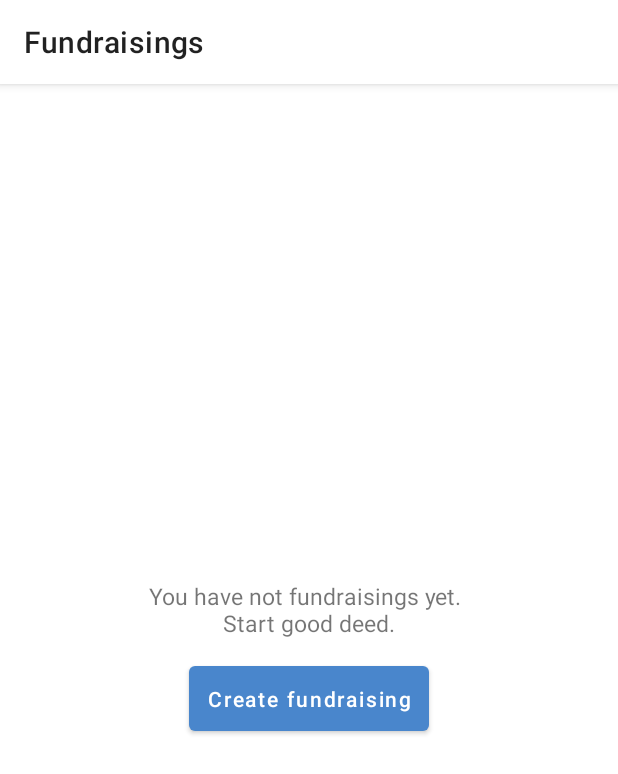
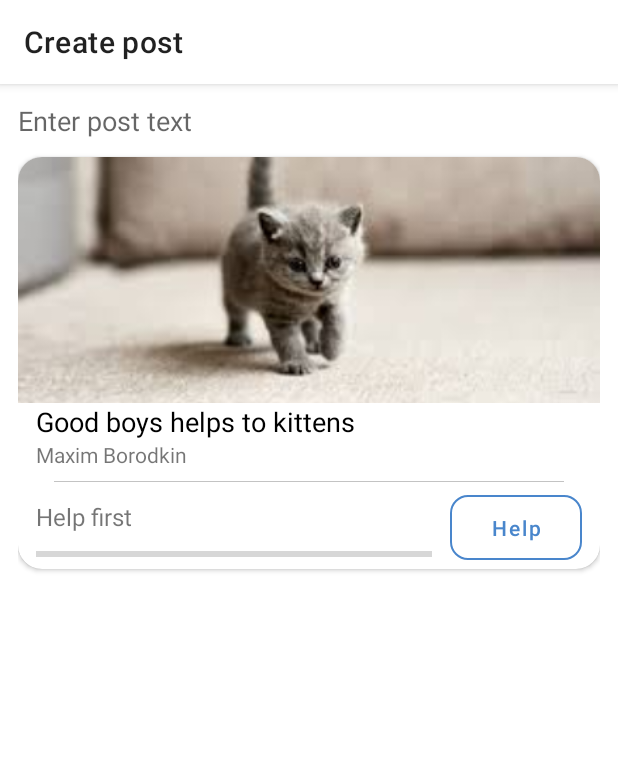
Before and after one commit to maximborodkin/vk-donations-mobile, an Android app: the screen it shows after launch (MainActivity before the commit, CreatePostActivity after it), on a phone screen of 412 x 824 dp. Shown: the top 774 px of the screen. Run offline under Robolectric (Android 15) with nearby library versions, the phone set to English and light mode, and no system bars.

Commit message:
add post creation

```diff
--- a/app/src/main/AndroidManifest.xml
+++ b/app/src/main/AndroidManifest.xml
@@ -24,6 +24,13 @@
         android:parentActivityName=".ui.activity.FundraisingTypeActivity"/>
     <activity android:name=".ui.activity.TargetedFundraisingExtrasActivity"
         android:parentActivityName=".ui.activity.TargetedFundraisingActivity"/>
+    <activity android:name=".ui.activity.CreatePostActivity" >
+      <intent-filter>
+        <action android:name="android.intent.action.MAIN" />
+
+        <category android:name="android.intent.category.LAUNCHER" />
+      </intent-filter>
+    </activity>
   </application>
 
 </manifest>
--- /dev/null
+++ b/app/src/main/java/ru/maxim/vesdecod/donations/ui/activity/CreatePostActivity.kt
@@ -0,0 +1,26 @@
+package ru.maxim.vesdecod.donations.ui.activity
+
+import android.graphics.BitmapFactory
+import android.net.Uri
+import android.os.Bundle
+import androidx.appcompat.app.AppCompatActivity
+import kotlinx.android.synthetic.main.activity_create_post.*
+import ru.maxim.vesdecod.donations.R
+import java.io.InputStream
+
+class CreatePostActivity : AppCompatActivity() {
+
+    override fun onCreate(savedInstanceState: Bundle?) {
+        super.onCreate(savedInstanceState)
+        setContentView(R.layout.activity_create_post)
+        title = getString(R.string.create_post)
+        val name = "Good boys helps to kittens"
+        val author = "Maxim Borodkin"
+        val cover = R.drawable.kitten
+
+        createPostName.text = name
+        createPostAuthor.text = author
+        createPostCover.setImageResource(cover)
+
+    }
+}
--- a/app/src/main/java/ru/maxim/vesdecod/donations/ui/activity/TargetedFundraisingExtrasActivity.kt
+++ b/app/src/main/java/ru/maxim/vesdecod/donations/ui/activity/TargetedFundraisingExtrasActivity.kt
@@ -1,11 +1,11 @@
 package ru.maxim.vesdecod.donations.ui.activity
 
 import android.app.DatePickerDialog
+import android.content.Intent
 import android.os.Bundle
 import android.widget.ArrayAdapter
 import android.widget.DatePicker
 import androidx.appcompat.app.AppCompatActivity
-import kotlinx.android.synthetic.main.activity_regular_fundraising.*
 import kotlinx.android.synthetic.main.activity_targeted_fundraising_extras.*
 import ru.maxim.vesdecod.donations.R
 import java.text.SimpleDateFormat
@@ -40,6 +40,9 @@ class TargetedFundraisingExtrasActivity : AppCompatActivity(), DatePickerDialog.
         targetedFundraisingEndsOnDate.setOnCheckedChangeListener { _, isChecked ->
             targetedFundraisingEndingDate.isEnabled = isChecked
         }
+        targetedFundraisingExtraOkBtn.setOnClickListener {
+            startActivity(Intent(this, CreatePostActivity::class.java))
+        }
     }
 
     override fun onDateSet(view: DatePicker?, year: Int, month: Int, dayOfMonth: Int) {
--- /dev/null
+++ b/app/src/main/res/layout/activity_create_post.xml
@@ -0,0 +1,112 @@
+<?xml version="1.0" encoding="utf-8"?>
+<LinearLayout xmlns:android="http://schemas.android.com/apk/res/android"
+    android:layout_width="match_parent"
+    android:layout_height="match_parent"
+    xmlns:tools="http://schemas.android.com/tools"
+    android:orientation="vertical"
+    xmlns:app="http://schemas.android.com/apk/res-auto"
+    android:padding="12dp">
+
+    <EditText
+        android:id="@+id/createPostTitle"
+        android:layout_width="match_parent"
+        android:layout_height="wrap_content"
+        android:hint="@string/enter_post_text"
+        android:background="@null"
+        android:maxLines="5"/>
+
+    <androidx.cardview.widget.CardView
+        android:layout_width="match_parent"
+        android:layout_height="wrap_content"
+        android:layout_marginTop="12dp"
+        app:cardCornerRadius="16dp">
+
+        <androidx.constraintlayout.widget.ConstraintLayout
+            android:layout_width="match_parent"
+            android:layout_height="wrap_content">
+
+            <androidx.appcompat.widget.AppCompatImageView
+                android:id="@+id/createPostCover"
+                android:layout_width="match_parent"
+                android:layout_height="164dp"
+                android:scaleType="centerCrop"
+                app:layout_constraintStart_toStartOf="parent"
+                app:layout_constraintEnd_toEndOf="parent"
+                app:layout_constraintTop_toTopOf="parent"
+                tools:srcCompat="@drawable/ic_target"/>
+
+            <TextView
+                android:id="@+id/createPostName"
+                android:layout_width="wrap_content"
+                android:layout_height="wrap_content"
+                app:layout_constraintStart_toStartOf="parent"
+                app:layout_constraintTop_toBottomOf="@id/createPostCover"
+                android:layout_marginStart="12dp"
+                tools:text="Title text"
+                android:textColor="#000"
+                android:textSize="18sp"/>
+
+            <TextView
+                android:id="@+id/createPostAuthor"
+                android:layout_width="wrap_content"
+                android:layout_height="wrap_content"
+                app:layout_constraintStart_toStartOf="parent"
+                app:layout_constraintTop_toBottomOf="@id/createPostName"
+                android:layout_marginStart="12dp"
+                tools:text="Author name"/>
+
+            <TextView
+                android:id="@+id/createPostType"
+                android:layout_width="wrap_content"
+                android:layout_height="wrap_content"
+                app:layout_constraintStart_toEndOf="@id/createPostAuthor"
+                app:layout_constraintTop_toBottomOf="@id/createPostName"
+                android:layout_marginStart="12dp"
+                tools:text="Help needs monthly"/>
+
+            <View
+                android:id="@+id/createPostDivider"
+                android:layout_width="match_parent"
+                android:layout_height="0.5dp"
+                android:background="#C3C3C3"
+                android:layout_marginHorizontal="24dp"
+                android:layout_marginVertical="8dp"
+                app:layout_constraintStart_toStartOf="parent"
+                app:layout_constraintTop_toBottomOf="@id/createPostAuthor"/>
+
+            <TextView
+                android:id="@+id/createPostStatus"
+                android:layout_width="wrap_content"
+                android:layout_height="wrap_content"
+                app:layout_constraintStart_toStartOf="parent"
+                app:layout_constraintTop_toBottomOf="@id/createPostDivider"
+                android:text="@string/help_first"
+                android:layout_marginStart="12dp"
+                android:layout_marginTop="12dp"
+                android:textSize="16sp"/>
+
+            <ProgressBar
+                android:id="@+id/createPostProgress"
+                android:layout_width="0dp"
+                android:layout_height="wrap_content"
+                style="?android:attr/progressBarStyleHorizontal"
+                app:layout_constraintStart_toStartOf="parent"
+                app:layout_constraintEnd_toStartOf="@id/createPostHelpBtn"
+                android:layout_marginHorizontal="12dp"
+                android:layout_marginTop="6dp"
+                app:layout_constraintTop_toBottomOf="@id/createPostStatus"/>
+
+            <Button
+                android:id="@+id/createPostHelpBtn"
+                android:layout_width="wrap_content"
+                android:layout_height="wrap_content"
+                app:layout_constraintEnd_toEndOf="parent"
+                app:layout_constraintTop_toTopOf="@id/createPostStatus"
+                app:layout_constraintBottom_toBottomOf="@id/createPostProgress"
+                android:text="@string/help"
+                android:layout_marginBottom="8dp"
+                android:layout_marginEnd="12dp"
+                style="@style/PrimaryButtonOutlined"/>
+        </androidx.constraintlayout.widget.ConstraintLayout>
+    </androidx.cardview.widget.CardView>
+</LinearLayout>
--- a/app/src/main/res/layout/activity_targeted_fundraising_extras.xml
+++ b/app/src/main/res/layout/activity_targeted_fundraising_extras.xml
@@ -60,4 +60,14 @@
         android:focusableInTouchMode="false"
         android:background="@drawable/edittext_background"
         android:hint="@string/select_date"/>
+
+    <com.google.android.material.button.MaterialButton
+        android:id="@+id/targetedFundraisingExtraOkBtn"
+        android:layout_width="match_parent"
+        android:layout_height="wrap_content"
+        app:layout_constraintStart_toStartOf="parent"
+        app:layout_constraintTop_toBottomOf="@id/targetedFundraisingAccount"
+        android:layout_marginTop="24dp"
+        android:text="@string/continue_"
+        android:theme="@style/PrimaryButton"/>
 </LinearLayout>
--- a/app/src/main/res/values/strings.xml
+++ b/app/src/main/res/values/strings.xml
@@ -28,4 +28,8 @@
   <string name="fundraising_ending_date">Fundraising ending date</string>
   <string name="select_date">Select date</string>
   <string name="extra">Extra</string>
+    <string name="help_first">Help first</string>
+    <string name="help">Help</string>
+  <string name="create_post">Create post</string>
+    <string name="enter_post_text">Enter post text</string>
 </resources>
--- a/app/src/main/res/values/styles.xml
+++ b/app/src/main/res/values/styles.xml
@@ -25,4 +25,12 @@
     <item name="cornerRadius">12dp</item>
   </style>
 
+  <style name="PrimaryButtonOutlined" parent="Widget.MaterialComponents.Button.OutlinedButton">
+    <item name="android:textColor">@color/colorAccent</item>
+    <item name="textAllCaps">false</item>
+    <item name="strokeColor">@color/colorAccent</item>
+    <item name="android:padding">12dp</item>
+    <item name="cornerRadius">12dp</item>
+  </style>
+
 </resources>
```
Also changed, not shown: app/src/main/res/drawable/kitten.jpg (added).
